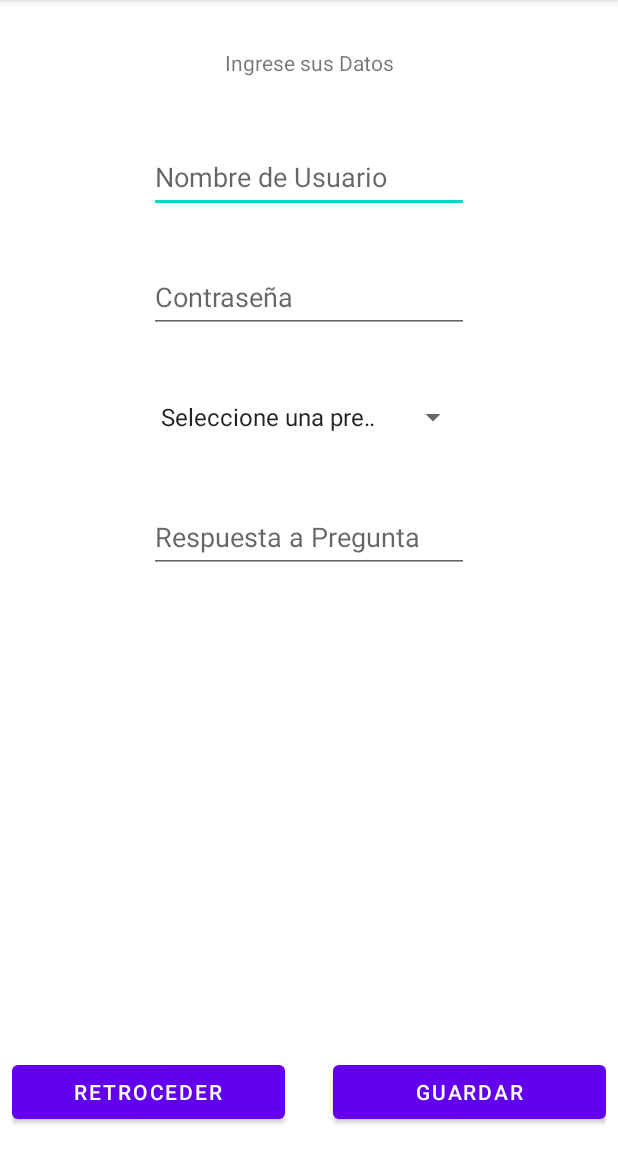
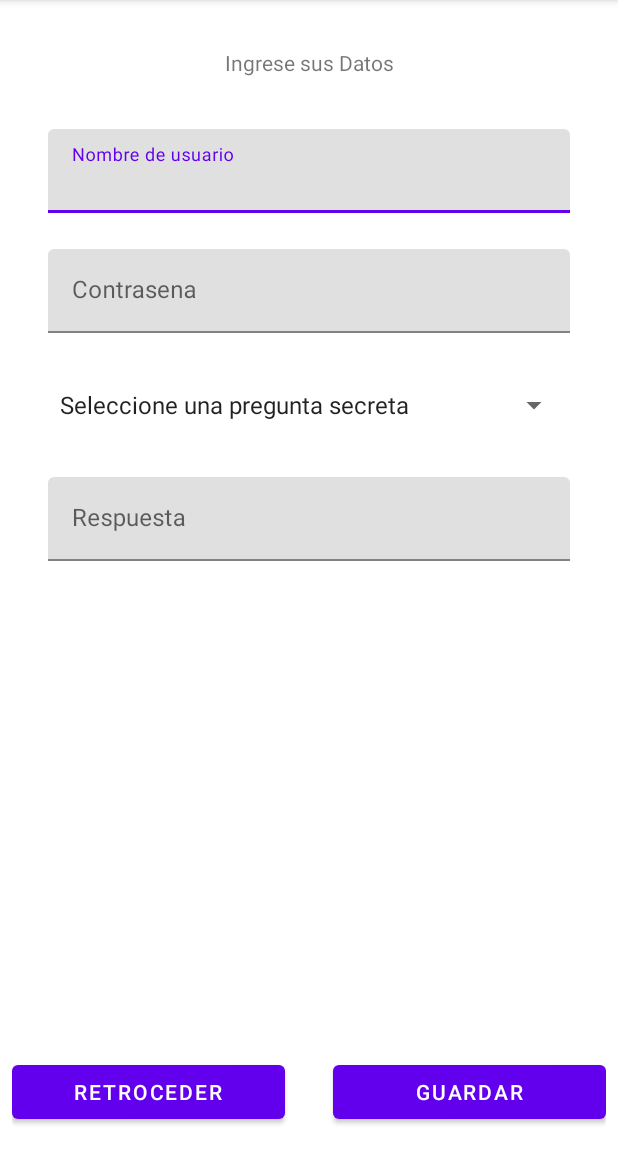
Before and after one commit to ctapia-cl/MisEventos, an Android app: the registro screen opened directly, with no data from a screen before it, on a phone screen of 412 x 824 dp, the part 84-1236 px from its top. Run offline under Robolectric (Android 15) with nearby library versions, the phone set to English and light mode, and no system bars.

Commit message:
cambio de registro a til y envio a pantalla principal con guardado

```diff
--- a/app/src/main/java/com/example/miseventos/registro.java
+++ b/app/src/main/java/com/example/miseventos/registro.java
@@ -16,11 +16,13 @@ import android.widget.TextView;
 import android.widget.Toast;
 
 
+import com.google.android.material.textfield.TextInputLayout;
+
 import java.util.ArrayList;
 
 public class registro extends AppCompatActivity {
 
-    private EditText etUsername, etPass, etRespuesta;
+    private TextInputLayout tilNombreUsuario, tilContrasena, tilRespuesta;
     private Button btnVolver, btnGuardar;
     private Spinner spnPregunta;
     private TextView tvIngdatos;
@@ -48,9 +50,9 @@ public class registro extends AppCompatActivity {
     private void obtenerDatosUsuario(){
         if(indiceActual >= 0 && indiceActual < losUsuarios.size()) {
             Usuarios uss = losUsuarios.get(indiceActual);
-            etUsername.setText(uss.getUsername());
-            etPass.setText(uss.getContrasena());
-            etRespuesta.setText(uss.getRespuesta());
+            tilNombreUsuario.getEditText().setText(uss.getUsername());
+            tilContrasena.getEditText().setText(uss.getContrasena());
+            tilRespuesta.getEditText().setText(uss.getRespuesta());
 
             if(uss.getPregunta().equals("Nombre de Mascota")) spnPregunta.setSelection(1);
 
@@ -65,10 +67,10 @@ public class registro extends AppCompatActivity {
         String username, contrasena, pregunta, respuesta = "";
         boolean userNameOk = true;
 
-        username = etUsername.getText().toString();
-        contrasena = etPass.getText().toString();
+        username = tilNombreUsuario.getEditText().getText().toString();
+        contrasena = tilContrasena.getEditText().getText().toString();
         pregunta = spnPregunta.getSelectedItem().toString();
-        respuesta = etRespuesta.getText().toString();
+        respuesta = tilRespuesta.getEditText().getText().toString();
 
         for(Usuarios u : losUsuarios){
             if(u.getUsername().equals(username)) {
@@ -78,18 +80,19 @@ public class registro extends AppCompatActivity {
         }
         if(username.isEmpty() || contrasena.isEmpty() || spnPregunta.getSelectedItemPosition() == 0 || respuesta.isEmpty()){
             //userName.setError("Tiene errores de validación");
+            Toast.makeText(registro.this, "Debe llenar todos los campos", Toast.LENGTH_LONG).show();
         }else {
-            if(userNameOk) {
+            if(userNameOk == true) {
                 Usuarios uss = new Usuarios(username, contrasena, pregunta, respuesta);
                 losUsuarios.add(uss);
 
                 grabarBaseDatos(uss);
 
-                Toast.makeText(registro.this, "Grabado exitosamente", Toast.LENGTH_SHORT).show();
+                Toast.makeText(registro.this, "Grabado exitosamente", Toast.LENGTH_LONG).show();
                 Log.i("TAG_","usuario registrado " + username);
             }else{
               //  userName.setError("Rut ya está ingresado");
-                Toast.makeText(registro.this, "NOOOO Grabado", Toast.LENGTH_SHORT).show();
+                Toast.makeText(registro.this, "Usuario ya se encuentra registrado", Toast.LENGTH_LONG).show();
             }
         }
     }
@@ -129,6 +132,12 @@ public class registro extends AppCompatActivity {
 
     }
 
+    private void mostrarprimeraActividad(){
+        Intent primeraPantalla = new Intent(this,MainActivity.class);
+        startActivity(primeraPantalla);
+
+    }
+
     //region Eventos y referencias
     private void eventos(){
 
@@ -136,6 +145,7 @@ public class registro extends AppCompatActivity {
             @Override
             public void onClick(View v) {
                 grabarUsuario();
+                mostrarprimeraActividad();
             }
         });
         btnVolver.setOnClickListener(new View.OnClickListener() {
@@ -147,10 +157,10 @@ public class registro extends AppCompatActivity {
     }
     private void referencias() {
 
-        etUsername = findViewById(R.id.etUsername);
-        etPass = findViewById(R.id.etPass);
+        tilNombreUsuario = findViewById(R.id.tilNombreUsuario);
+        tilContrasena = findViewById(R.id.tilContrasena);
         spnPregunta = findViewById(R.id.spnPregunta);
-        etRespuesta = findViewById(R.id.etRespuesta);
+        tilRespuesta = findViewById(R.id.tilRespuesta);
         btnVolver = findViewById(R.id.btnVolver);
         btnGuardar = findViewById(R.id.btnGuardar);
         tvIngdatos = findViewById(R.id.tvIngdatos);
--- a/app/src/main/res/layout/activity_main.xml
+++ b/app/src/main/res/layout/activity_main.xml
@@ -72,12 +72,14 @@
         android:layout_marginEnd="32dp"
         app:layout_constraintEnd_toEndOf="parent"
         app:layout_constraintStart_toStartOf="parent"
-        app:layout_constraintTop_toBottomOf="@+id/tilUsuario">
+        app:layout_constraintTop_toBottomOf="@+id/tilUsuario"
+        app:passwordToggleEnabled="true">
 
         <com.google.android.material.textfield.TextInputEditText
             android:layout_width="match_parent"
             android:layout_height="wrap_content"
-            android:hint="Contraseña" />
+            android:hint="Contraseña"
+            android:password="true" />
     </com.google.android.material.textfield.TextInputLayout>
 
 
--- a/app/src/main/res/layout/activity_registro.xml
+++ b/app/src/main/res/layout/activity_registro.xml
@@ -38,11 +38,11 @@
         android:id="@+id/spnPregunta"
         android:layout_width="0dp"
         android:layout_height="wrap_content"
-        android:layout_marginTop="32dp"
+        android:layout_marginTop="24dp"
         android:minHeight="48dp"
-        app:layout_constraintEnd_toEndOf="@+id/etPass"
-        app:layout_constraintStart_toStartOf="@+id/etPass"
-        app:layout_constraintTop_toBottomOf="@+id/etPass"
+        app:layout_constraintEnd_toEndOf="@+id/tilContrasena"
+        app:layout_constraintStart_toStartOf="@+id/tilContrasena"
+        app:layout_constraintTop_toBottomOf="@+id/tilContrasena"
         tools:ignore="SpeakableTextPresentCheck" />
 
     <TextView
@@ -57,43 +57,51 @@
         app:layout_constraintStart_toStartOf="parent"
         app:layout_constraintTop_toTopOf="parent" />
 
-    <EditText
-        android:id="@+id/etUsername"
-        android:layout_width="wrap_content"
+    <com.google.android.material.textfield.TextInputLayout
+        android:id="@+id/tilNombreUsuario"
+        android:layout_width="0dp"
         android:layout_height="wrap_content"
-        android:layout_marginTop="32dp"
-        android:ems="10"
-        android:hint="Nombre de Usuario"
-        android:inputType="textPersonName"
-        android:minHeight="48dp"
+        android:layout_marginStart="32dp"
+        android:layout_marginTop="24dp"
+        android:layout_marginEnd="32dp"
         app:layout_constraintEnd_toEndOf="parent"
         app:layout_constraintStart_toStartOf="parent"
-        app:layout_constraintTop_toBottomOf="@+id/tvIngdatos" />
+        app:layout_constraintTop_toBottomOf="@+id/tvIngdatos">
 
-    <EditText
-        android:id="@+id/etPass"
-        android:layout_width="wrap_content"
+        <com.google.android.material.textfield.TextInputEditText
+            android:layout_width="match_parent"
+            android:layout_height="wrap_content"
+            android:hint="Nombre de usuario" />
+    </com.google.android.material.textfield.TextInputLayout>
+
+    <com.google.android.material.textfield.TextInputLayout
+        android:id="@+id/tilContrasena"
+        android:layout_width="0dp"
         android:layout_height="wrap_content"
-        android:layout_marginTop="32dp"
-        android:ems="10"
-        android:hint="Contraseña"
-        android:inputType="textPersonName"
-        android:minHeight="48dp"
-        app:layout_constraintEnd_toEndOf="parent"
-        app:layout_constraintStart_toStartOf="parent"
-        app:layout_constraintTop_toBottomOf="@+id/etUsername" />
+        android:layout_marginTop="24dp"
+        app:layout_constraintEnd_toEndOf="@+id/tilNombreUsuario"
+        app:layout_constraintStart_toStartOf="@+id/tilNombreUsuario"
+        app:layout_constraintTop_toBottomOf="@+id/tilNombreUsuario">
 
-    <EditText
-        android:id="@+id/etRespuesta"
-        android:layout_width="wrap_content"
+        <com.google.android.material.textfield.TextInputEditText
+            android:layout_width="match_parent"
+            android:layout_height="wrap_content"
+            android:hint="Contrasena" />
+    </com.google.android.material.textfield.TextInputLayout>
+
+    <com.google.android.material.textfield.TextInputLayout
+        android:id="@+id/tilRespuesta"
+        android:layout_width="0dp"
         android:layout_height="wrap_content"
-        android:layout_marginTop="32dp"
-        android:ems="10"
-        android:hint="Respuesta a Pregunta"
-        android:inputType="textPersonName"
-        android:minHeight="48dp"
-        app:layout_constraintEnd_toEndOf="parent"
-        app:layout_constraintStart_toStartOf="parent"
-        app:layout_constraintTop_toBottomOf="@+id/spnPregunta" />
+        android:layout_marginTop="24dp"
+        app:layout_constraintEnd_toEndOf="@+id/spnPregunta"
+        app:layout_constraintStart_toStartOf="@+id/spnPregunta"
+        app:layout_constraintTop_toBottomOf="@+id/spnPregunta">
+
+        <com.google.android.material.textfield.TextInputEditText
+            android:layout_width="match_parent"
+            android:layout_height="wrap_content"
+            android:hint="Respuesta" />
+    </com.google.android.material.textfield.TextInputLayout>
 
 </androidx.constraintlayout.widget.ConstraintLayout>
```
